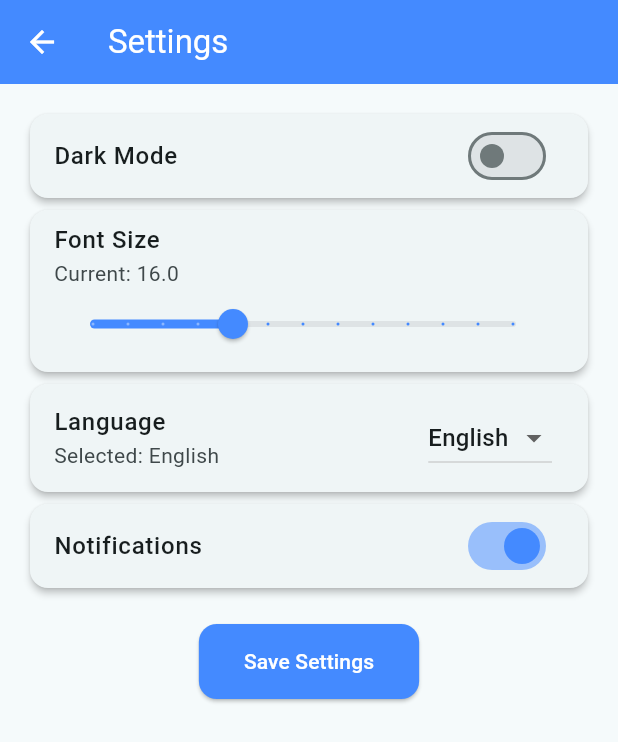
After one commit to arvindgitdev/ExamGo, a Flutter app: the SettingsPage screen opened directly, on a phone screen of 412 x 824 dp. The commit adds this screen. Shown: the top 742 px of the screen. Run offline on Flutter 3.47's test engine with Material 3 defaults, Android fonts, the phone set to English and light mode, and no system bars; our stand-ins replace cloud_firestore, firebase_auth, firebase_core, google_sign_in; accounts and stored records are empty.

Commit message:
modify and added new page

```diff
--- /dev/null
+++ b/lib/Teacher/settings.dart
@@ -0,0 +1,140 @@
+import 'package:flutter/material.dart';
+
+class SettingsPage extends StatefulWidget {
+  const SettingsPage({super.key});
+
+  @override
+  State<SettingsPage> createState() => _SettingsPageState();
+}
+
+class _SettingsPageState extends State<SettingsPage> {
+  bool _darkMode = false;
+  double _fontSize = 16.0;
+  String _language = 'English';
+  bool _notificationsEnabled = true;
+
+  @override
+  Widget build(BuildContext context) {
+    return Scaffold(
+      appBar: AppBar(
+        title: const Text("Settings"),
+        backgroundColor: Colors.blueAccent,
+        foregroundColor: Colors.white,
+      ),
+      body: Padding(
+        padding: const EdgeInsets.all(16.0),
+        child: ListView(
+          children: [
+            // Dark Mode Toggle
+            Card(
+              elevation: 2,
+              shape: RoundedRectangleBorder(borderRadius: BorderRadius.circular(12)),
+              child: SwitchListTile(
+                title: const Text("Dark Mode", style: TextStyle(fontSize: 16, fontWeight: FontWeight.w500)),
+                value: _darkMode,
+                onChanged: (value) => setState(() => _darkMode = value),
+                activeColor: Colors.blueAccent,
+              ),
+            ),
+
+            // Font Size Slider
+            Card(
+              elevation: 2,
+              shape: RoundedRectangleBorder(borderRadius: BorderRadius.circular(12)),
+              child: ListTile(
+                title: const Text("Font Size", style: TextStyle(fontSize: 16, fontWeight: FontWeight.w500)),
+                subtitle: Column(
+                  crossAxisAlignment: CrossAxisAlignment.start,
+                  children: [
+                    Text("Current: ${_fontSize.toStringAsFixed(1)}"),
+                    Slider(
+                      value: _fontSize,
+                      min: 12.0,
+                      max: 24.0,
+                      divisions: 12,
+                      onChanged: (value) => setState(() => _fontSize = value),
+                      activeColor: Colors.blueAccent,
+                    ),
+                  ],
+                ),
+              ),
+            ),
+
+            // Language Dropdown
+            Card(
+              elevation: 2,
+              shape: RoundedRectangleBorder(borderRadius: BorderRadius.circular(12)),
+              child: ListTile(
+                title: const Text("Language", style: TextStyle(fontSize: 16, fontWeight: FontWeight.w500)),
+                subtitle: Text("Selected: $_language"),
+                trailing: DropdownButton<String>(
+                  value: _language,
+                  onChanged: (String? newValue) {
+                    if (newValue != null) setState(() => _language = newValue);
+                  },
+                  items: ['English', 'Spanish', 'French', 'German'].map((String value) {
+                    return DropdownMenuItem<String>(
+                      value: value,
+                      child: Text(value),
+                    );
+                  }).toList(),
+                ),
+              ),
+            ),
+
+            // Notifications Toggle
+            Card(
+              elevation: 2,
+              shape: RoundedRectangleBorder(borderRadius: BorderRadius.circular(12)),
+              child: SwitchListTile(
+                title: const Text("Notifications", style: TextStyle(fontSize: 16, fontWeight: FontWeight.w500)),
+                value: _notificationsEnabled,
+                onChanged: (value) => setState(() => _notificationsEnabled = value),
+                activeColor: Colors.blueAccent,
+              ),
+            ),
+
+            const SizedBox(height: 20),
+
+            // Save Button
+            Center(
+              child: ElevatedButton(
+                onPressed: () {
+                  ScaffoldMessenger.of(context).showSnackBar(
+                    const SnackBar(content: Text('Settings Saved')),
+                  );
+                },
+                style: ElevatedButton.styleFrom(
+                  padding: const EdgeInsets.symmetric(horizontal: 30, vertical: 15),
+                  backgroundColor: Colors.blueAccent,
+                  foregroundColor: Colors.white,
+                  shape: RoundedRectangleBorder(borderRadius: BorderRadius.circular(12)),
+                ),
+                child: const Text("Save Settings"),
+              ),
+            ),
+          ],
+        ),
+      ),
+    );
+  }
+}
+
+/*void main() {
+  runApp(const MyApp());
+}
+
+class MyApp extends StatelessWidget {
+  const MyApp({super.key});
+
+  @override
+  Widget build(BuildContext context) {
+    return MaterialApp(
+      debugShowCheckedModeBanner: false,
+      theme: ThemeData.light(),
+      darkTheme: ThemeData.dark(),
+      themeMode: ThemeMode.system,
+      home: const SettingsPage(),
+    );
+  }
+}*/
```
Also changed, not shown: lib/Student/studentpage.dart (+95 -2 lines), lib/Teacher/Admindashboard.dart (+11 -4 lines).
